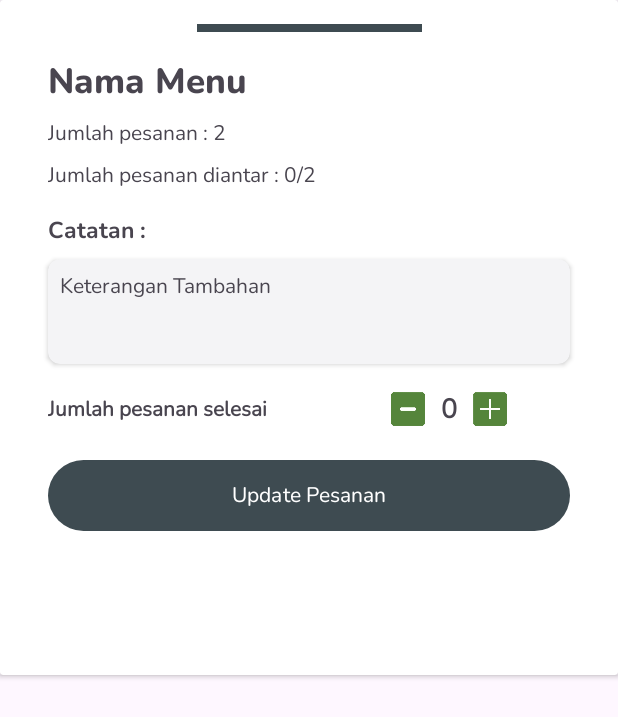
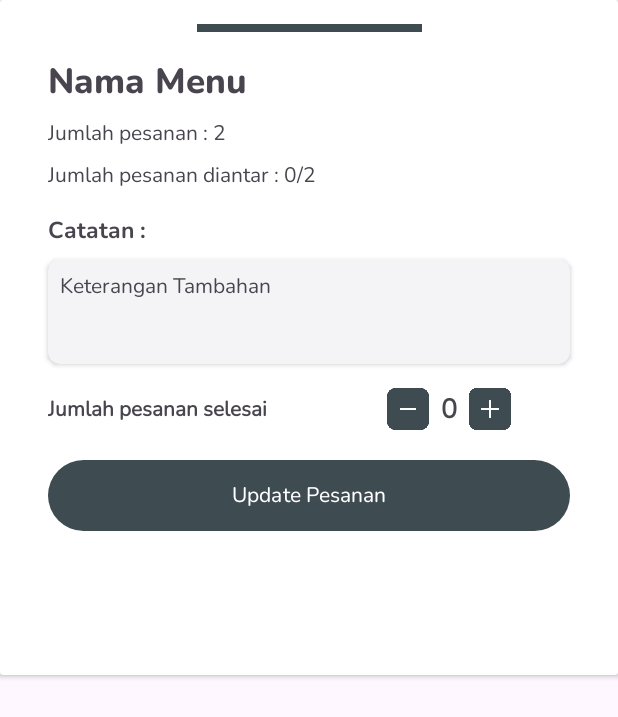
Before and after one commit to BayuNindioko/Eatsy, an Android app: the layout note_dialogue.xml on its own in the app's theme, with its tools: preview values and no code run, on a phone screen of 412 x 824 dp. Shown: the top 717 px of the screen. Run offline under Robolectric (Android 15) with nearby library versions, the phone set to English and light mode, and no system bars.

Commit message:
DON BANGGGGG WAHAHAHAHA (AFTER HOSTING)

```diff
--- a/Eatsy-app/app/src/main/java/com/example/eatsy/api/ApiConfig.kt
+++ b/Eatsy-app/app/src/main/java/com/example/eatsy/api/ApiConfig.kt
@@ -14,7 +14,7 @@ class ApiConfig {
             .build()
 
         val retrofit = Retrofit.Builder()
-            .baseUrl("http://192.168.203.96:8000/api/")
+            .baseUrl("https://lamaisonetc.my.id/api/")
             .addConverterFactory(GsonConverterFactory.create())
             .client(client)
             .build()
--- a/Eatsy-app/app/src/main/java/com/example/eatsy/api/ApiService.kt
+++ b/Eatsy-app/app/src/main/java/com/example/eatsy/api/ApiService.kt
@@ -63,7 +63,7 @@ interface ApiService {
     ): Call<OrderResponse>
 
     @FormUrlEncoded
-    @PATCH("order_items/{id}/")
+    @PATCH("order_items/{id}")
     fun updateData(
         @Path("id") id: Int,
         @Field("quantity_delivered") QuantityDelivered:Int
--- a/Eatsy-app/app/src/main/java/com/example/eatsy/ui/dashboard/DashboardFragment.kt
+++ b/Eatsy-app/app/src/main/java/com/example/eatsy/ui/dashboard/DashboardFragment.kt
@@ -36,7 +36,7 @@ class DashboardFragment : Fragment() {
 
         queueViewModel = ViewModelProvider(this).get(QueueViewModel::class.java)
         queueViewModel.getTableData().observe(viewLifecycleOwner) { tableList ->
-            if (tableList.isNotEmpty()) {
+            if (tableList != null && tableList.isNotEmpty()) {
                 binding.rvTable.visibility = View.VISIBLE
                 binding.emptyView.visibility = View.GONE
 
--- a/Eatsy-app/app/src/main/java/com/example/eatsy/ui/dashboard/QueueViewModel.kt
+++ b/Eatsy-app/app/src/main/java/com/example/eatsy/ui/dashboard/QueueViewModel.kt
@@ -22,8 +22,9 @@ class QueueViewModel : ViewModel() {
                 if (response.isSuccessful) {
                     val tableList = response.body()
 
-                    tableList?.forEach { tableReservation ->
-                        val tableList = response.body()
+                    if (tableList.isNullOrEmpty()) {
+                        tableData.postValue(emptyList())
+                    } else {
                         tableData.postValue(tableList)
                     }
                 }
--- a/Eatsy-app/app/src/main/java/com/example/eatsy/ui/home/DetailReservasiActivity.kt
+++ b/Eatsy-app/app/src/main/java/com/example/eatsy/ui/home/DetailReservasiActivity.kt
@@ -30,9 +30,6 @@ import java.text.SimpleDateFormat
 class DetailReservasiActivity : AppCompatActivity() {
 
     private lateinit var binding: ActivityDetailReservasiBinding
-    private lateinit var bluetoothAdapter: BluetoothAdapter
-    private lateinit var mmSocket: BluetoothSocket
-    private lateinit var mmOutputStream: OutputStream
 
     private var tableId: Int = 0
     private var reservationId: Int = 0
@@ -94,7 +91,7 @@ class DetailReservasiActivity : AppCompatActivity() {
                     else{
                         Log.d("bayu", "$response.code")
                         Toast.makeText(this@DetailReservasiActivity, "Gagal memuat data. Silakan coba lagi.", Toast.LENGTH_SHORT).show()
-
+                        binding.progressBar2.visibility = View.GONE
                     }
                 }
 
--- a/Eatsy-app/app/src/main/res/layout/note_dialogue.xml
+++ b/Eatsy-app/app/src/main/res/layout/note_dialogue.xml
@@ -129,7 +129,7 @@
                 android:layout_marginStart="80dp"
                 android:layout_marginEnd="8dp"
                 android:contentDescription="TODO"
-                android:src="@drawable/minus_btn" />
+                android:src="@drawable/minus1" />
 
             <TextView
                 android:id="@+id/integer_number_1"
@@ -146,7 +146,7 @@
                 android:layout_height="28dp"
                 android:layout_marginLeft="8dp"
                 android:layout_marginRight="8dp"
-                android:src="@drawable/plus_btn"
+                android:src="@drawable/plus"
                 android:text="+" />
 
 
```
Also changed, not shown: Eatsy-app/app/src/main/java/com/example/eatsy/ui/dashboard/TableAdapter.kt (+12 -3 lines), Eatsy-app/app/src/main/res/drawable/minus.png (added), Eatsy-app/app/src/main/res/drawable/minus1.png (added), Eatsy-app/app/src/main/res/drawable/plus.png (added).
